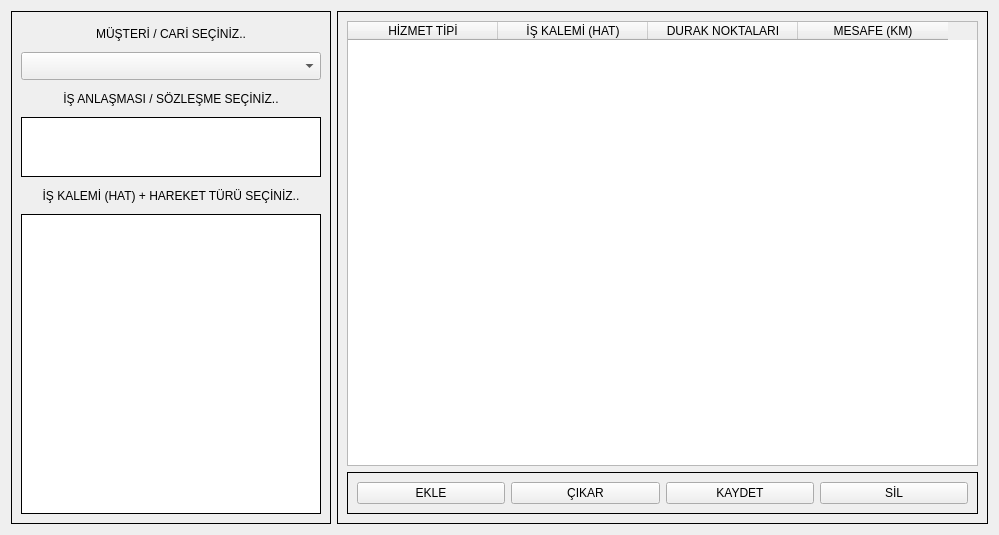
AyhanErcan70/SATTUP, file ui/ui_files/routes_window.ui: the form before one commit.
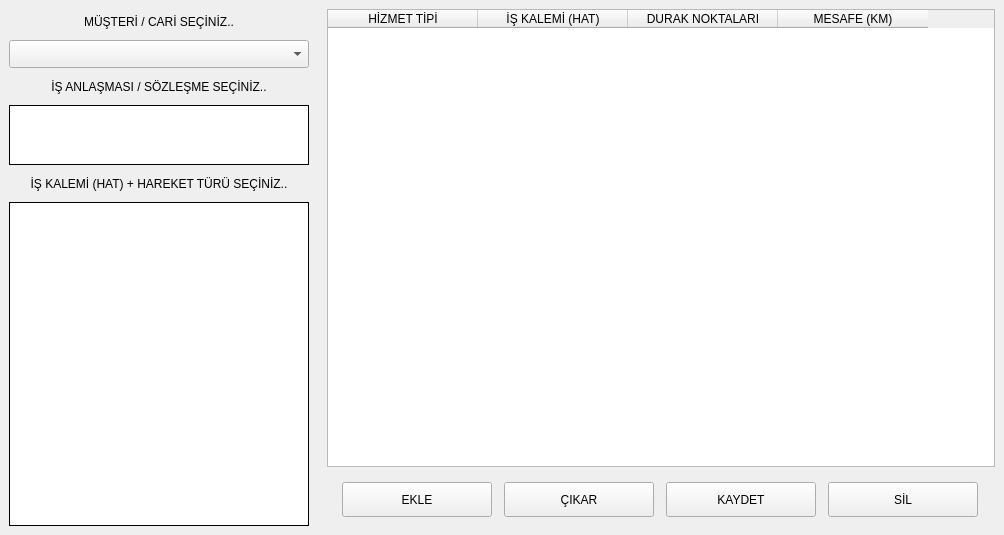
The form after the commit.

```diff
--- a/ui/ui_files/routes_window.ui
+++ b/ui/ui_files/routes_window.ui
@@ -6,7 +6,7 @@
    <rect>
     <x>0</x>
     <y>0</y>
-    <width>999</width>
+    <width>1004</width>
     <height>535</height>
    </rect>
   </property>
@@ -14,10 +14,25 @@
    <string>Form</string>
   </property>
   <layout class="QGridLayout" name="gridLayout_3">
+   <property name="leftMargin">
+    <number>0</number>
+   </property>
+   <property name="topMargin">
+    <number>0</number>
+   </property>
+   <property name="rightMargin">
+    <number>0</number>
+   </property>
+   <property name="bottomMargin">
+    <number>0</number>
+   </property>
+   <property name="spacing">
+    <number>0</number>
+   </property>
    <item row="0" column="0">
     <widget class="QFrame" name="left_frame">
      <property name="frameShape">
-      <enum>QFrame::Shape::Box</enum>
+      <enum>QFrame::Shape::NoFrame</enum>
      </property>
      <property name="frameShadow">
       <enum>QFrame::Shadow::Plain</enum>
@@ -198,7 +213,7 @@
    <item row="0" column="1">
     <widget class="QFrame" name="right_frame">
      <property name="frameShape">
-      <enum>QFrame::Shape::Box</enum>
+      <enum>QFrame::Shape::NoFrame</enum>
      </property>
      <property name="frameShadow">
       <enum>QFrame::Shadow::Plain</enum>
@@ -237,7 +252,7 @@
       <item row="1" column="0">
        <widget class="QFrame" name="bottom_frame">
         <property name="frameShape">
-         <enum>QFrame::Shape::Box</enum>
+         <enum>QFrame::Shape::NoFrame</enum>
         </property>
         <property name="frameShadow">
          <enum>QFrame::Shadow::Plain</enum>
@@ -245,6 +260,18 @@
         <layout class="QHBoxLayout" name="horizontalLayout">
          <item>
           <widget class="QPushButton" name="btn_ekle">
+           <property name="minimumSize">
+            <size>
+             <width>150</width>
+             <height>35</height>
+            </size>
+           </property>
+           <property name="maximumSize">
+            <size>
+             <width>150</width>
+             <height>35</height>
+            </size>
+           </property>
            <property name="text">
             <string>EKLE</string>
            </property>
@@ -252,6 +279,18 @@
          </item>
          <item>
           <widget class="QPushButton" name="btn_cikar">
+           <property name="minimumSize">
+            <size>
+             <width>150</width>
+             <height>35</height>
+            </size>
+           </property>
+           <property name="maximumSize">
+            <size>
+             <width>150</width>
+             <height>35</height>
+            </size>
+           </property>
            <property name="text">
             <string>ÇIKAR</string>
            </property>
@@ -259,6 +298,18 @@
          </item>
          <item>
           <widget class="QPushButton" name="btn_kaydet">
+           <property name="minimumSize">
+            <size>
+             <width>150</width>
+             <height>35</height>
+            </size>
+           </property>
+           <property name="maximumSize">
+            <size>
+             <width>150</width>
+             <height>35</height>
+            </size>
+           </property>
            <property name="text">
             <string>KAYDET</string>
            </property>
@@ -266,6 +317,18 @@
          </item>
          <item>
           <widget class="QPushButton" name="btn_sil">
+           <property name="minimumSize">
+            <size>
+             <width>150</width>
+             <height>35</height>
+            </size>
+           </property>
+           <property name="maximumSize">
+            <size>
+             <width>150</width>
+             <height>35</height>
+            </size>
+           </property>
            <property name="text">
             <string>SİL</string>
            </property>
```
Left out of the diff: 4 changed lines with no effect on the pictures.
